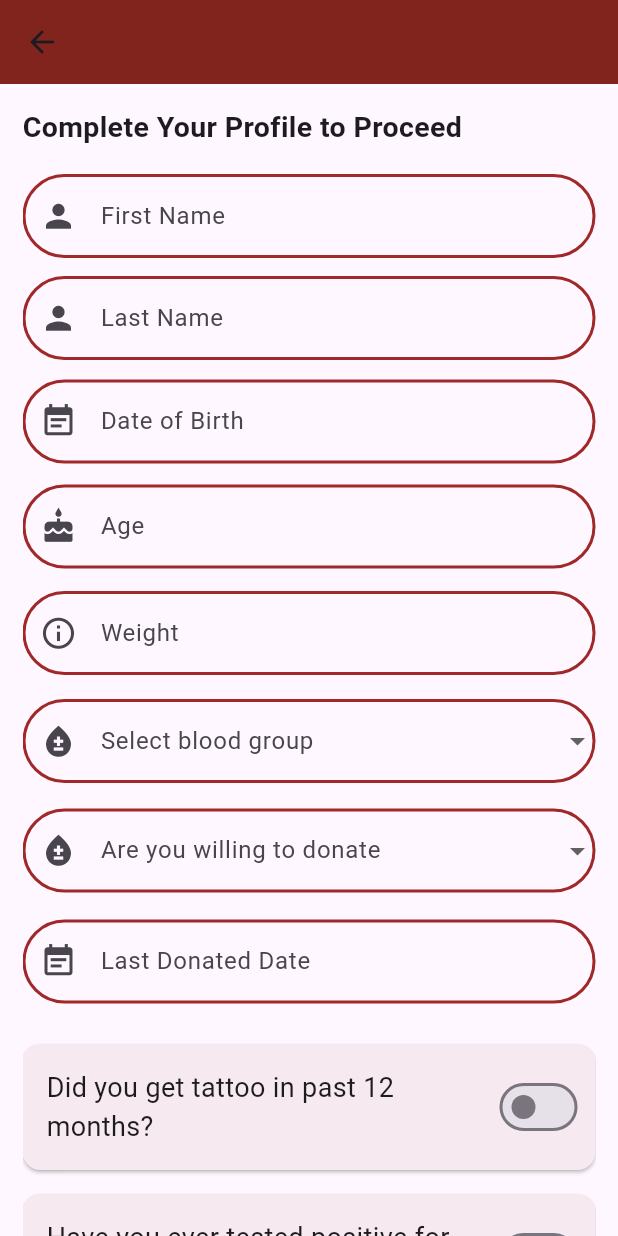
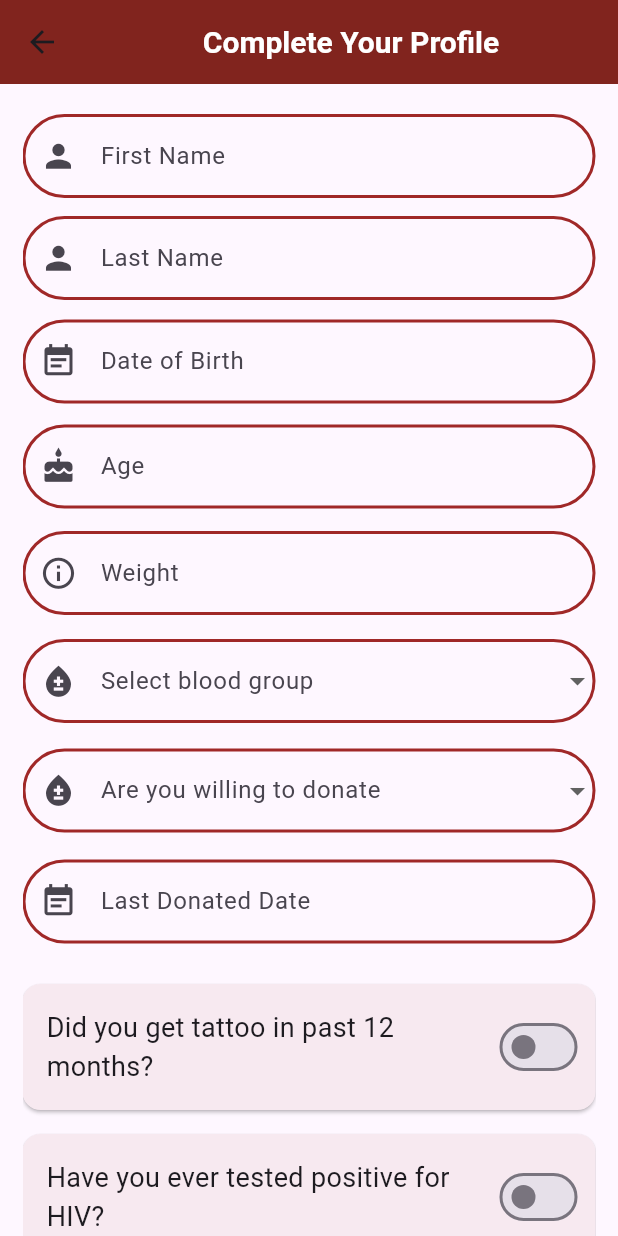
Before and after one commit to SreedevT/bloodbuddy, a Flutter app: the SignUpScreen screen opened by its route, on a phone screen of 412 x 824 dp. Run offline on Flutter 3.47's test engine with Material 2 defaults, Android fonts, the phone set to English and light mode, and no system bars; drawn by our look-alikes of date_field; our stand-ins replace cloud_firestore, firebase_auth, firebase_core, flutter_map, flutter_spinkit, geolocator and 3 more; missing offline and left inert: firebase_app_check; accounts and stored records are empty.

Commit message:
Moved title to appBar

```diff
--- a/lib/authentication/register.dart
+++ b/lib/authentication/register.dart
@@ -133,27 +133,36 @@ class _SignUpScreenState extends State<SignUpScreen> {
     return Scaffold(
       appBar: AppBar(
         backgroundColor: const Color.fromARGB(255, 129, 36, 30),
+        title: const Center(
+          child: Text(
+            'Complete Your Profile',
+            style: TextStyle(
+              fontSize: 20,
+              fontWeight: FontWeight.bold,
+              color: Colors.white,
+            ),
+          ),
+        ),
       ),
       body: Padding(
-        padding: const EdgeInsets.fromLTRB(15, 15, 15, 0),
+        padding: const EdgeInsets.fromLTRB(15, 0, 15, 0),
         child: Form(
           key: _formKey,
           child: ListView(
-            // crossAxisAlignment: CrossAxisAlignment.start,
             children: [
-              const Padding(
-                padding: EdgeInsets.only(bottom: 7.0),
-                child: Text(
-                  'Complete Your Profile to Proceed',
-                  style: TextStyle(
-                    fontSize: 19,
-                    fontWeight: FontWeight.bold,
-                  ),
-                ),
-              ),
+              // const Padding(
+              //   padding: EdgeInsets.only(bottom: 7.0),
+              //   child: Text(
+              //     'Complete Your Profile to Proceed',
+              //     style: TextStyle(
+              //       fontSize: 19,
+              //       fontWeight: FontWeight.bold,
+              //     ),
+              //   ),
+              // ),
               // Rest of the code...
 
-              const SizedBox(height: 11),
+              const SizedBox(height: 20),
               TextFormField(
                 onChanged: (val) {
                   setState(() {
```
